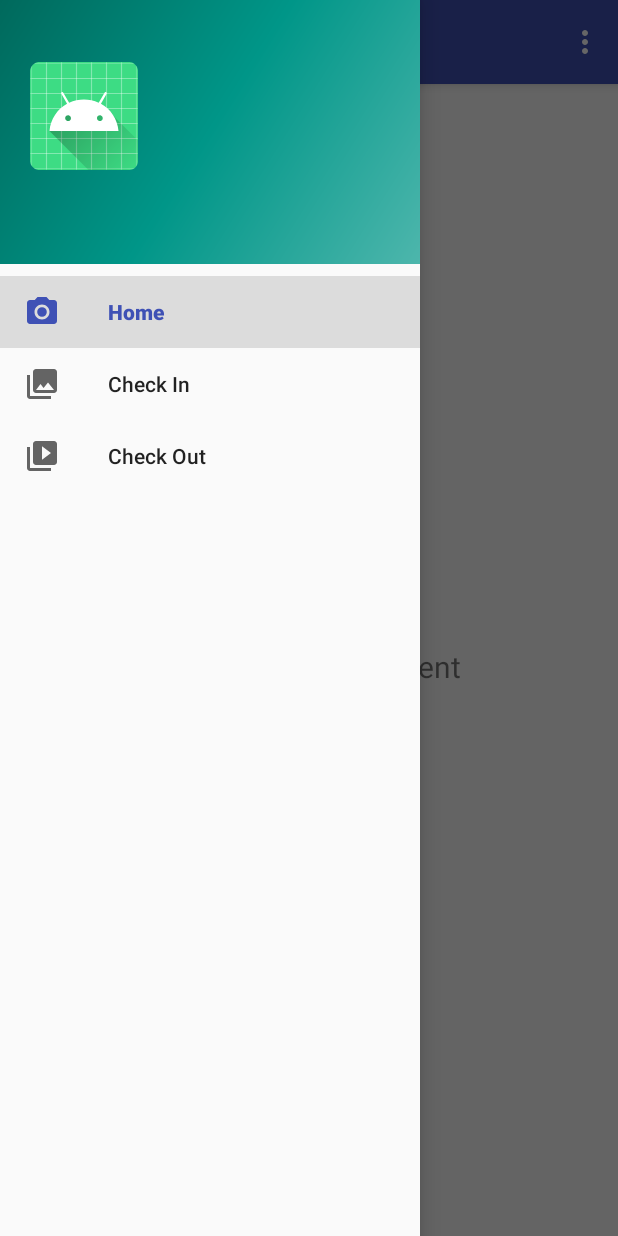
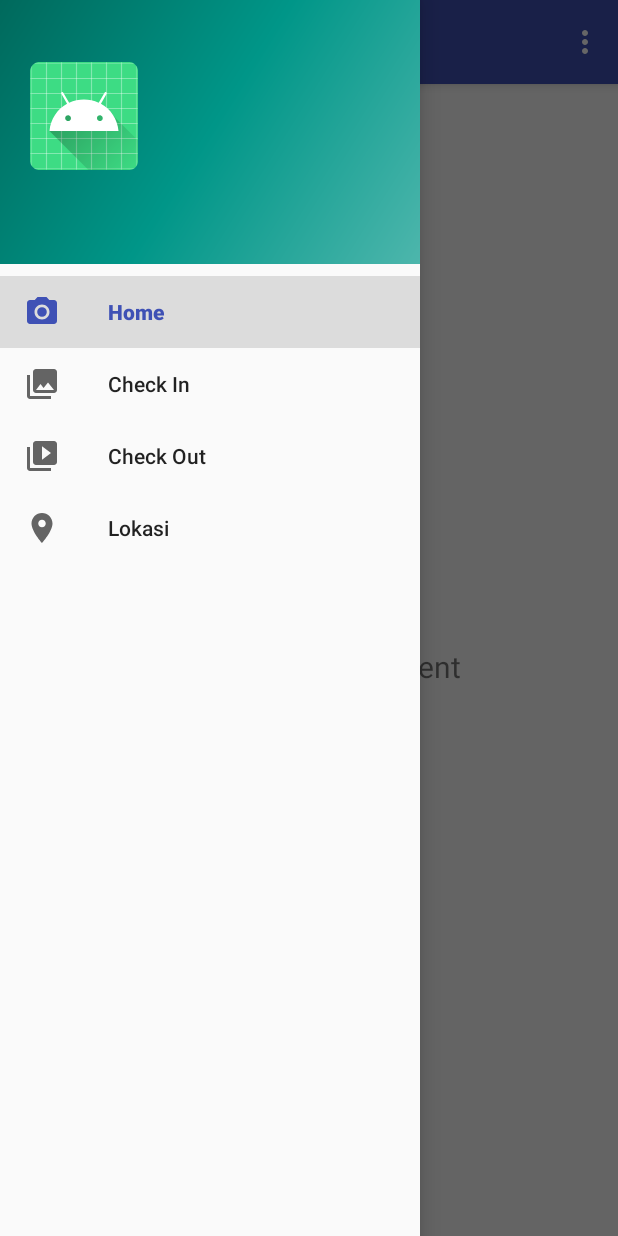
Before and after one commit to adryanev/Presensi, an Android app: the screen it shows after launch (MainActivity), with the side drawer open, on a phone screen of 412 x 824 dp. Run offline under Robolectric (Android 15) with nearby library versions, the phone set to English and light mode, and no system bars; our stand-ins replace Timber, data binding, navigation-ui; libraries missing offline, so code that uses them is left out: com.birjuvachhani.locus, com.chibatching.kotpref, com.facebook.stetho, org.jetbrains.anko; 9 statements that could not run were skipped.

Commit message:
berhasil meminta lokasi sekarang

```diff
--- a/app/src/main/AndroidManifest.xml
+++ b/app/src/main/AndroidManifest.xml
@@ -3,6 +3,10 @@
     package="com.adryanev.presensi">
 
     <uses-permission android:name="android.permission.INTERNET"></uses-permission>
+    <uses-permission android:name="android.permission.ACCESS_COARSE_LOCATION"></uses-permission>
+    <uses-permission android:name="android.permission.ACCESS_FINE_LOCATION"></uses-permission>
+    <uses-permission android:name="android.permission.ACCESS_NETWORK_STATE"></uses-permission>
+    <uses-permission android:name="android.permission.ACCESS_BACKGROUND_LOCATION"></uses-permission>
     <application
         android:name=".Presensi"
         android:allowBackup="true"
--- a/app/src/main/java/com/adryanev/presensi/Presensi.kt
+++ b/app/src/main/java/com/adryanev/presensi/Presensi.kt
@@ -4,8 +4,10 @@ import android.app.Application
 import com.adryanev.presensi.di.appModule
 import com.adryanev.presensi.di.networkModule
 import com.adryanev.presensi.di.viewModelModule
+import com.birjuvachhani.locus.Locus
 import com.chibatching.kotpref.Kotpref
 import com.facebook.stetho.Stetho
+import com.google.android.gms.location.LocationRequest
 import org.koin.android.ext.koin.androidContext
 import org.koin.android.ext.koin.androidLogger
 import org.koin.core.context.startKoin
@@ -23,5 +25,15 @@ class Presensi: Application() {
             androidContext(this@Presensi)
             modules(listOf(appModule, viewModelModule, networkModule))
         }
+        Locus.configure {
+            enableBackgroundUpdates = true
+            forceBackgroundUpdates = true
+            request {
+                fastestInterval = 1000
+                priority = LocationRequest.PRIORITY_HIGH_ACCURACY
+                interval = 5000
+                maxWaitTime = 10000
+            }
+        }
     }
 }
--- /dev/null
+++ b/app/src/main/java/com/adryanev/presensi/data/models/location/LocationModel.kt
@@ -0,0 +1,3 @@
+package com.adryanev.presensi.data.models.location
+
+data class LocationModel (val latitude: Double, val longitude: Double)
--- a/app/src/main/java/com/adryanev/presensi/di/NetworkModule.kt
+++ b/app/src/main/java/com/adryanev/presensi/di/NetworkModule.kt
@@ -1,10 +1,12 @@
 package com.adryanev.presensi.di
 
+import android.content.Context
 import com.adryanev.presensi.BuildConfig
 import com.adryanev.presensi.data.networks.PremenagApi
 import com.adryanev.presensi.utils.api.ResponseHandler
 import com.adryanev.presensi.utils.preference.PreferenceProfil
 import com.facebook.stetho.okhttp3.StethoInterceptor
+import com.google.android.gms.location.FusedLocationProviderClient
 import okhttp3.OkHttpClient
 import org.koin.dsl.module
 import retrofit2.Retrofit
@@ -15,6 +17,7 @@ val networkModule = module {
     single { provideRetrofit(get())}
     factory { providePremenagApi(get()) }
     factory { ResponseHandler() }
+    factory { provideFusedLocationClient(get())}
 }
 
 
@@ -39,3 +42,7 @@ fun provideRetrofit(okHttpClient: OkHttpClient) : Retrofit {
 
 fun providePremenagApi(retrofit: Retrofit): PremenagApi = retrofit.create(
     PremenagApi::class.java)
+
+fun provideFusedLocationClient(context: Context): FusedLocationProviderClient{
+    return FusedLocationProviderClient(context)
+}
--- a/app/src/main/java/com/adryanev/presensi/di/ViewModelModule.kt
+++ b/app/src/main/java/com/adryanev/presensi/di/ViewModelModule.kt
@@ -5,6 +5,7 @@ import com.adryanev.presensi.ui.checkin.CheckinViewModel
 import com.adryanev.presensi.ui.checkout.CheckoutViewModel
 import com.adryanev.presensi.ui.home.HomeViewModel
 import com.adryanev.presensi.ui.login.LoginViewModel
+import com.adryanev.presensi.ui.lokasi.LokasiViewModel
 import com.adryanev.presensi.ui.tunjangan.TunjanganViewModel
 import org.koin.androidx.viewmodel.dsl.viewModel
 import org.koin.dsl.module
@@ -17,4 +18,5 @@ val viewModelModule = module {
     viewModel { CheckinViewModel() }
     viewModel { CheckoutViewModel() }
     viewModel { TunjanganViewModel() }
+    viewModel { LokasiViewModel() }
 }
--- /dev/null
+++ b/app/src/main/res/drawable/ic_location_on_black_24dp.xml
@@ -0,0 +1,9 @@
+<vector xmlns:android="http://schemas.android.com/apk/res/android"
+        android:width="24dp"
+        android:height="24dp"
+        android:viewportWidth="24.0"
+        android:viewportHeight="24.0">
+    <path
+        android:fillColor="#FF000000"
+        android:pathData="M12,2C8.13,2 5,5.13 5,9c0,5.25 7,13 7,13s7,-7.75 7,-13c0,-3.87 -3.13,-7 -7,-7zM12,11.5c-1.38,0 -2.5,-1.12 -2.5,-2.5s1.12,-2.5 2.5,-2.5 2.5,1.12 2.5,2.5 -1.12,2.5 -2.5,2.5z"/>
+</vector>
--- a/app/src/main/res/menu/activity_main_drawer.xml
+++ b/app/src/main/res/menu/activity_main_drawer.xml
@@ -16,5 +16,9 @@
             android:id="@+id/nav_checkout"
             android:icon="@drawable/ic_menu_slideshow"
             android:title="@string/menu_checkout" />
+        <item
+            android:id="@+id/nav_location"
+            android:icon="@drawable/ic_location_on_black_24dp"
+            android:title="@string/menu_location" />
     </group>
 </menu>
--- a/app/src/main/res/values/strings.xml
+++ b/app/src/main/res/values/strings.xml
@@ -18,4 +18,7 @@
     <string name="username">username</string>
     <string name="password">password</string>
     <string name="login">Login</string>
+    <string name="latlong">Latitude: %1$s Longitude: %2$s</string>
+    <string name="menu_location">Lokasi</string>
+    <string name="lokasi_anda">Lokasi Anda</string>
 </resources>
--- a/build.gradle
+++ b/build.gradle
@@ -22,9 +22,12 @@ buildscript {
         ktxVersion = '1.2.0'
         lifecycleVersion = '2.2.0'
         legacySupportVersion = '1.0.0'
+        locusVersion = '3.0.1'
         materialVersion = '1.1.0'
         moshiVersion = '1.9.2'
         navigationVersion = '2.2.1'
+        playServiceLocationVersion = '17.0.0'
+        playServiceMapsVersion = '17.0.0'
         recyclerViewVersion = '1.1.0'
         retrofitVersion= '2.6.1'
         roomVersion = '2.2.5'
```
Also changed, not shown: app/build.gradle (+12 -1 lines), app/src/main/java/com/adryanev/presensi/data/livedata/LocationLiveData.kt (added, +55 -0 lines), app/src/main/java/com/adryanev/presensi/ui/lokasi/LokasiFragment.kt (added, +59 -0 lines), app/src/main/java/com/adryanev/presensi/ui/lokasi/LokasiViewModel.kt (added, +22 -0 lines), app/src/main/res/layout/fragment_lokasi.xml (added, +31 -0 lines), app/src/main/res/navigation/mobile_navigation.xml (+13 -1 lines).
